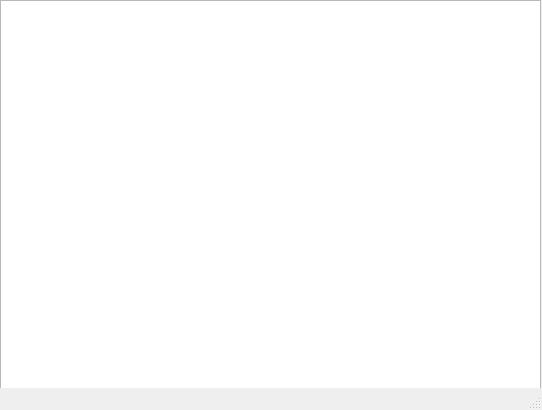
Above: mainwindow.ui from MiguelGil1/lab_5 before the change. Below: the same form after it.
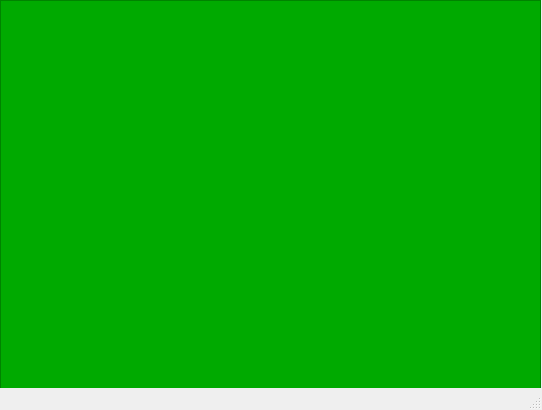
That is the form after the change.

Commit message: Se crea el mundo

```diff
--- a/mainwindow.ui
+++ b/mainwindow.ui
@@ -23,6 +23,9 @@
       <height>391</height>
      </rect>
     </property>
+    <property name="styleSheet">
+     <string notr="true">background-color: rgb(0, 170, 0);</string>
+    </property>
    </widget>
   </widget>
   <widget class="QMenuBar" name="menubar">
```
The commit also changes 2 other files.
